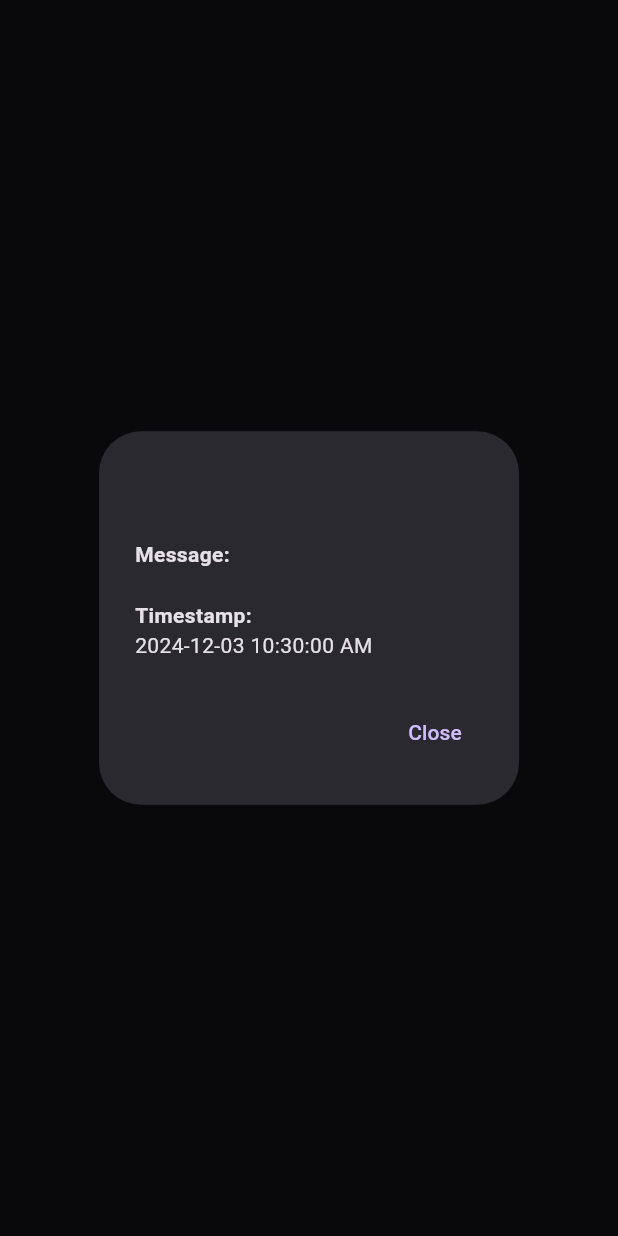
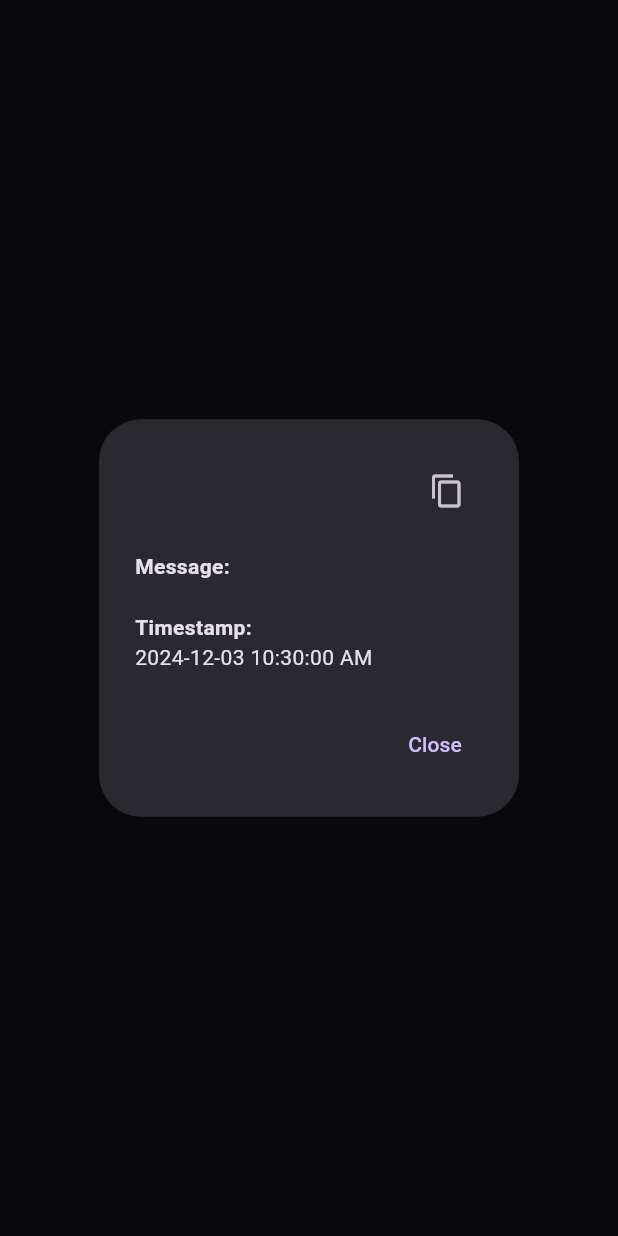
Before and after one commit to vidya-hub/fluto, a Flutter app: what showLogDetailsDialog() shows on an empty page, opened directly with empty values, on a phone screen of 412 x 824 dp. Run offline on Flutter 3.47's test engine with Material 3 defaults, Android fonts, the light colour scheme and no system bars; our stand-ins replace bloc, equatable, flutter_bloc, flutter_secure_storage, hive, hive_flutter and 3 more; missing offline and left inert: cuberto_bottom_bar, draggable_widget; accounts and stored records are empty.

Commit message:
fix: fixed n/w and added clipboard support for logger

```diff
--- a/fluto_core/example/pubspec.yaml
+++ b/fluto_core/example/pubspec.yaml
@@ -17,10 +17,9 @@ dependencies:
   shared_preferences: ^2.0.17
   flutter_secure_storage: ^4.0.0
 
-  http: ^0.13.5
+  http:
   dio: ^4.0.6
-  chopper: ^5.1.0
-
+  chopper:
   alice:
 
   download: ^1.0.0
--- a/fluto_core/lib/src/fluto_app_runner.dart
+++ b/fluto_core/lib/src/fluto_app_runner.dart
@@ -11,6 +11,7 @@ import 'logger/logger_provider.dart';
 class FlutoAppRunner {
   static final FlutoAppRunner _instance = FlutoAppRunner._internal();
   late FlutoLoggerProvider _loggerProvider;
+  late NetworkProvider _networkProvider;
 
   factory FlutoAppRunner() {
     return _instance;
@@ -18,6 +19,10 @@ class FlutoAppRunner {
 
   FlutoAppRunner._internal() {
     _loggerProvider = FlutoLoggerProvider();
+  }
+  Future<void> initNetworkProvider() async {
+    _networkProvider = await NetworkProvider.init();
+    NetworkCallInterceptor.init(_networkProvider);
   }
 
   Future<void> runFlutoRunner({
@@ -41,6 +46,7 @@ class FlutoAppRunner {
           BindingBase.debugZoneErrorsAreFatal = false;
 
           await _loggerProvider.initHive();
+          await initNetworkProvider();
 
           runApp(
             ChangeNotifierProvider.value(
--- a/fluto_core/lib/src/logger/log_details_page.dart
+++ b/fluto_core/lib/src/logger/log_details_page.dart
@@ -10,7 +10,18 @@ void showLogDetailsDialog({
     context: context,
     builder: (context) {
       return AlertDialog(
-        title: Text(flutoLog.logType.toString()),
+        title: Row(
+          mainAxisAlignment: MainAxisAlignment.spaceBetween,
+          children: [
+            Text(flutoLog.logType.toString()),
+            IconButton(
+              onPressed: () {
+                flutoLog.copy();
+              },
+              icon: const Icon(Icons.copy),
+            )
+          ],
+        ),
         content: SingleChildScrollView(
           child: Column(
             crossAxisAlignment: CrossAxisAlignment.start,
--- a/fluto_core/lib/src/utils/common_widgets/app_bottom_bar.dart
+++ b/fluto_core/lib/src/utils/common_widgets/app_bottom_bar.dart
@@ -2,7 +2,11 @@ import 'package:cuberto_bottom_bar/cuberto_bottom_bar.dart';
 import 'package:flutter/material.dart';
 
 class AppBottomBar extends StatelessWidget {
-  const AppBottomBar({super.key, required this.tabs, required this.selectedIndex, this.tabChangedCallback});
+  const AppBottomBar(
+      {super.key,
+      required this.tabs,
+      required this.selectedIndex,
+      this.tabChangedCallback});
 
   final List<BottomBarItem> tabs;
   final ValueChanged<int>? tabChangedCallback;
--- a/fluto_core/pubspec.yaml
+++ b/fluto_core/pubspec.yaml
@@ -20,6 +20,7 @@ dependencies:
   flutter_bloc: ^8.1.6
   cuberto_bottom_bar: ^3.1.0
   share_plus: ^10.1.2
+  clipboard: ^0.1.3
 
 dev_dependencies:
   flutter_test:
```
Also changed, not shown: fluto_core/lib/src/logger/log_viewer.dart (+17 -5 lines), fluto_core/lib/src/logger/logger_provider.dart (+12 -0 lines), fluto_core/lib/src/model/fluto_log_model.dart (+16 -0 lines).
